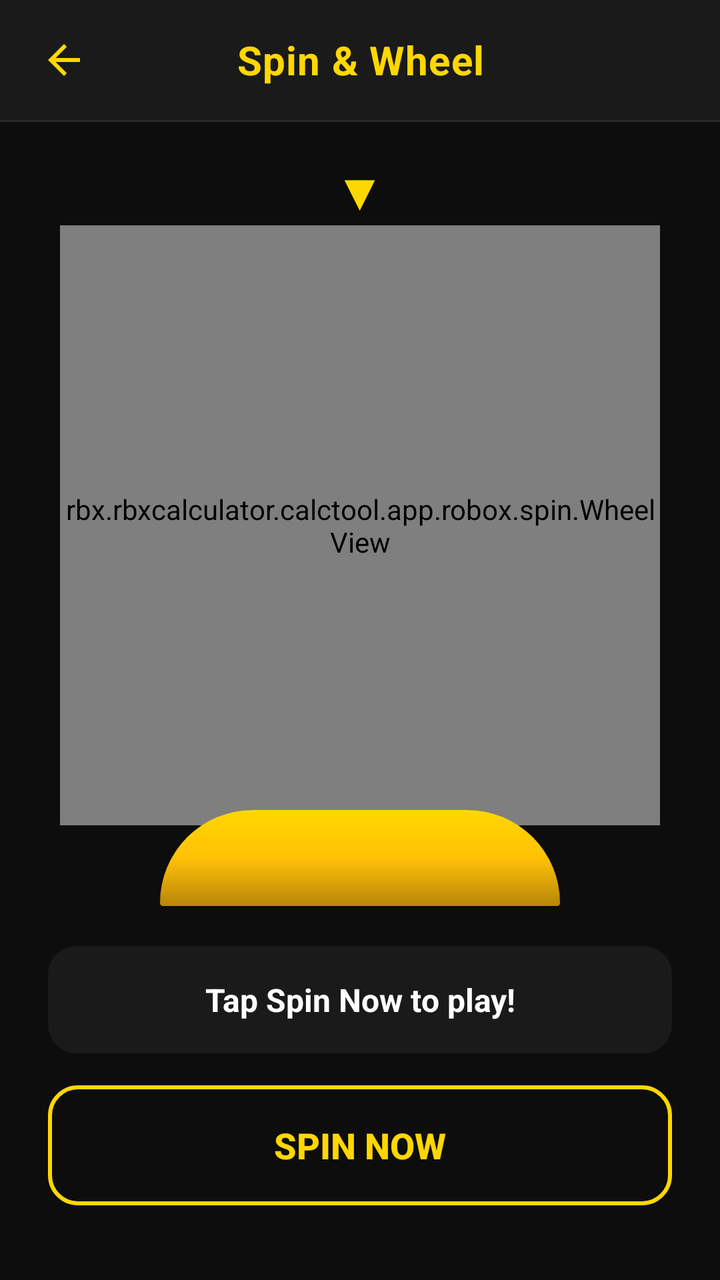
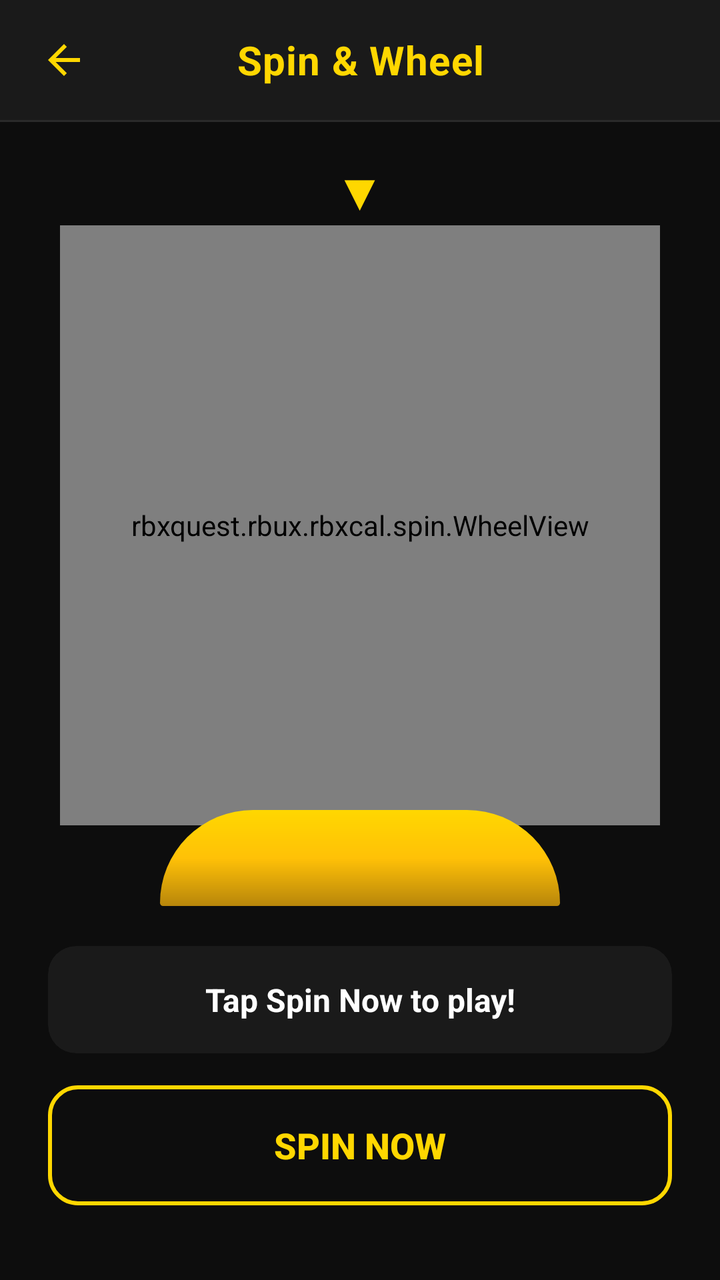

The first picture is an Android layout as it rendered before a commit; the second is the same layout after the commit. The layout source and the unified diff follow.
<!-- AndroidManifest.xml: application theme Theme.RbxCalculatorRoboxCounter -->
<!-- res/layout/activity_spin_wheel.xml -->
<?xml version="1.0" encoding="utf-8"?>
<LinearLayout xmlns:android="http://schemas.android.com/apk/res/android"
    android:fitsSystemWindows="true"
    xmlns:app="http://schemas.android.com/apk/res-auto"
    android:layout_width="match_parent"
    android:layout_height="match_parent"
    android:orientation="vertical"
    android:background="@color/bg_primary">

    
    <LinearLayout
        android:layout_width="match_parent"
        android:layout_height="60dp"
        android:background="@color/bg_surface"
        android:orientation="horizontal"
        android:gravity="center_vertical"
        android:paddingHorizontal="8dp">

        <ImageButton
            android:id="@+id/btnBack"
            android:layout_width="48dp"
            android:layout_height="48dp"
            android:background="?attr/selectableItemBackgroundBorderless"
            android:src="@drawable/ic_back_arrow"
            android:tint="@color/gold"
            android:contentDescription="Back" />

        <TextView
            android:layout_width="0dp"
            android:layout_height="wrap_content"
            android:layout_weight="1"
            android:text="Spin &amp; Wheel"
            android:textColor="@color/gold"
            android:textSize="20sp"
            android:textStyle="bold"
            android:gravity="center"
            android:letterSpacing="0.02" />

        <View android:layout_width="48dp" android:layout_height="48dp" />
    </LinearLayout>

    <View
        android:layout_width="match_parent"
        android:layout_height="1dp"
        android:background="@color/bg_divider" />

    
    <ScrollView
        android:layout_width="match_parent"
        android:layout_height="0dp"
        android:layout_weight="1"
        android:fillViewport="true"
        android:clipChildren="false">

        <LinearLayout
            android:layout_width="match_parent"
            android:layout_height="wrap_content"
            android:orientation="vertical"
            android:gravity="center_horizontal"
            android:paddingTop="16dp"
            android:paddingBottom="24dp"
            android:paddingHorizontal="24dp"
            android:clipChildren="false">

            
            <TextView
                android:layout_width="wrap_content"
                android:layout_height="wrap_content"
                android:text="▼"
                android:textSize="26sp"
                android:textColor="@color/gold"
                android:layout_marginBottom="0dp" />

            
            <rbx.rbxcalculator.calctool.app.robox.spin.WheelView
                android:id="@+id/wheelView"
                android:layout_width="300dp"
                android:layout_height="300dp" />

            
            <View
                android:layout_width="200dp"
                android:layout_height="48dp"
                android:layout_marginTop="-8dp"
                android:background="@drawable/spin_wheel_stand" />

            
            <androidx.cardview.widget.CardView
                android:layout_width="match_parent"
                android:layout_height="wrap_content"
                android:layout_marginTop="20dp"
                android:layout_marginBottom="16dp"
                app:cardCornerRadius="14dp"
                app:cardElevation="0dp"
                app:cardBackgroundColor="@color/bg_surface">

                <TextView
                    android:id="@+id/tvSpinResult"
                    android:layout_width="match_parent"
                    android:layout_height="wrap_content"
                    android:text="Tap Spin Now to play!"
                    android:textSize="16sp"
                    android:textStyle="bold"
                    android:textColor="@color/text_primary"
                    android:padding="16dp"
                    android:gravity="center" />
            </androidx.cardview.widget.CardView>

            
            <androidx.appcompat.widget.AppCompatButton
                android:id="@+id/btnSpin"
                android:layout_width="match_parent"
                android:layout_height="60dp"
                android:text="Spin Now"
                android:textSize="18sp"
                android:textStyle="bold"
                android:textColor="@color/gold"
                android:background="@drawable/btn_spin_now"
                android:stateListAnimator="@null" />

        </LinearLayout>
    </ScrollView>
</LinearLayout>
<!-- resources referenced by this layout -->
<resources>
  <color name="bg_divider">#2A2A2A</color>
  <color name="bg_primary">#0D0D0D</color>
  <color name="bg_surface">#1A1A1A</color>
  <color name="gold">#FFD700</color>
  <color name="text_primary">#FFFFFF</color>
  <!-- drawable btn_spin_now (drawable) -->
  <?xml version="1.0" encoding="utf-8"?>
  <selector xmlns:android="http://schemas.android.com/apk/res/android">
      
      <item android:state_pressed="true">
          <shape android:shape="rectangle">
              <solid android:color="#1A1A1A" />
              <stroke android:width="2dp" android:color="#FFD700" />
              <corners android:radius="14dp" />
          </shape>
      </item>
      
      <item>
          <shape android:shape="rectangle">
              <solid android:color="#0D0D0D" />
              <stroke android:width="2dp" android:color="#FFD700" />
              <corners android:radius="14dp" />
          </shape>
      </item>
  </selector>
  <!-- drawable ic_back_arrow (drawable) -->
  <?xml version="1.0" encoding="utf-8"?>
  <vector xmlns:android="http://schemas.android.com/apk/res/android"
      android:width="24dp"
      android:height="24dp"
      android:viewportWidth="24"
      android:viewportHeight="24">
      <path
          android:fillColor="@android:color/white"
          android:pathData="M20,11H7.83l5.59,-5.59L12,4l-8,8 8,8 1.41,-1.41L7.83,13H20v-2z"/>
  </vector>
  <!-- drawable spin_wheel_stand (drawable) -->
  <?xml version="1.0" encoding="utf-8"?>
  <layer-list xmlns:android="http://schemas.android.com/apk/res/android">
      
      <item>
          <shape android:shape="rectangle">
              <gradient
                  android:type="linear"
                  android:angle="270"
                  android:startColor="#FFD700"
                  android:centerColor="#FFC107"
                  android:endColor="#B8860B" />
              <corners
                  android:topLeftRadius="120dp"
                  android:topRightRadius="120dp"
                  android:bottomLeftRadius="4dp"
                  android:bottomRightRadius="4dp" />
          </shape>
      </item>
  </layer-list>
  <style name="Theme.RbxCalculatorRoboxCounter" parent="Theme.MaterialComponents.NoActionBar">
          
          <item name="colorPrimary">@color/gold</item>
          <item name="colorPrimaryVariant">@color/gold_dim</item>
          <item name="colorOnPrimary">@color/text_on_gold</item>
          <item name="colorSecondary">@color/gold</item>
          <item name="colorOnSecondary">@color/text_on_gold</item>
  
          
          <item name="android:colorBackground">@color/bg_primary</item>
          <item name="colorSurface">@color/bg_surface</item>
          <item name="colorOnSurface">@color/text_primary</item>
          <item name="colorOnBackground">@color/text_primary</item>
  
          
          <item name="android:statusBarColor">@color/bg_primary</item>
          <item name="android:navigationBarColor">@color/bg_primary</item>
          <item name="android:windowLightStatusBar">false</item>
  
          
          <item name="colorControlActivated">@color/gold</item>
          <item name="colorControlHighlight">@color/gold_20</item>
      </style>
  <color name="gold_dim">#B8860B</color>
  <color name="text_on_gold">#000000</color>
  <color name="gold_20">#33FFD700</color>
</resources>

<!-- the commit's change to res/layout/activity_spin_wheel.xml (unified diff, before → after) -->
@@ -72,7 +72,7 @@
                 android:layout_marginBottom="0dp" />
 
             
-            <rbx.rbxcalculator.calctool.app.robox.spin.WheelView
+            <rbxquest.rbux.rbxcal.spin.WheelView
                 android:id="@+id/wheelView"
                 android:layout_width="300dp"
                 android:layout_height="300dp" />
@@ -120,4 +120,10 @@
 
         </LinearLayout>
     </ScrollView>
+
+    
+    <RelativeLayout
+        android:id="@+id/bannerx"
+        android:layout_width="match_parent"
+        android:layout_height="wrap_content" />
 </LinearLayout>
